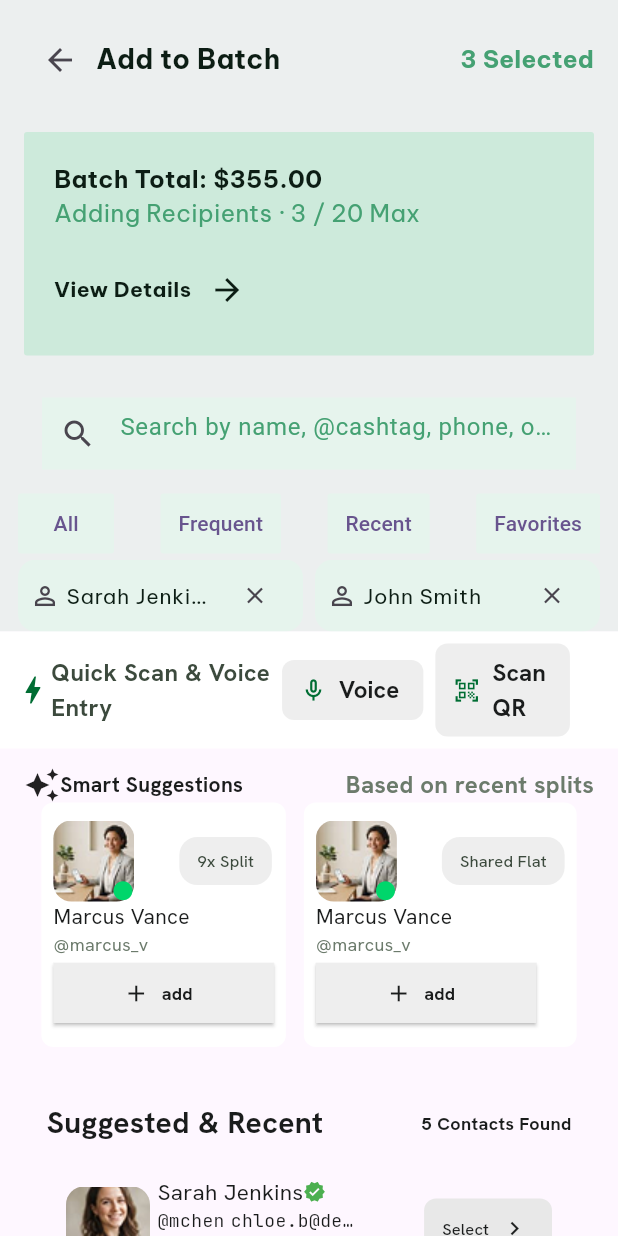
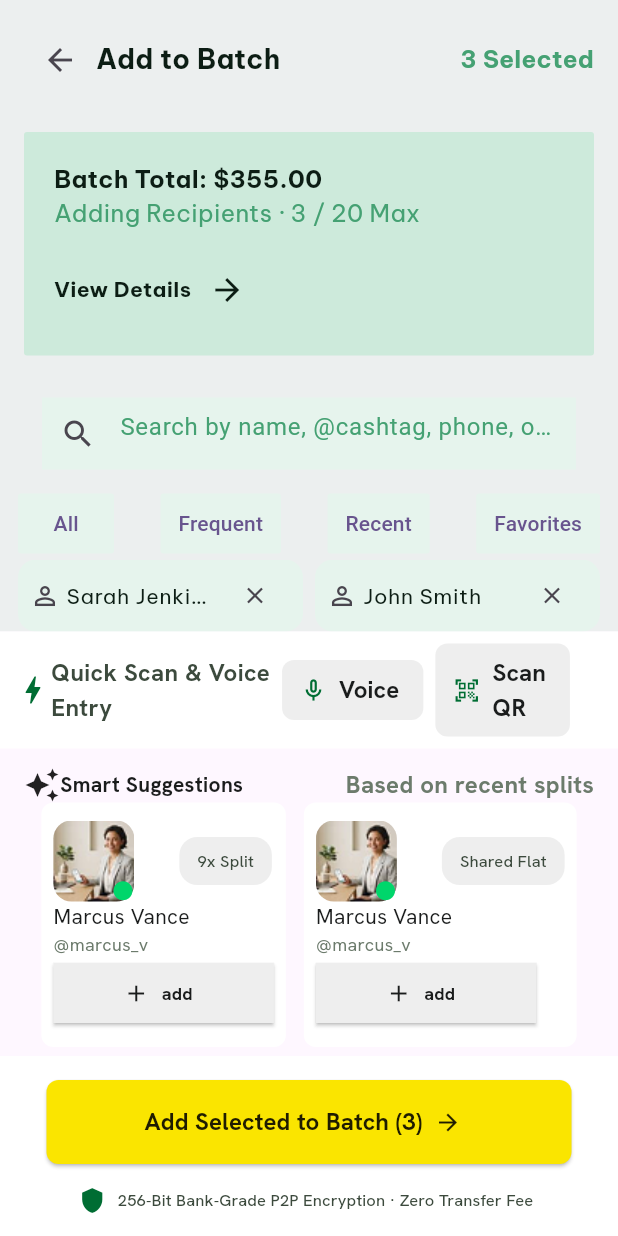
Before and after one commit to aduboakye/CashConnect, a Flutter app: the screen it shows after launch, on a phone screen of 412 x 824 dp. Run offline on Flutter 3.47's test engine with Material 3 defaults, Android fonts, the phone set to English and light mode, and no system bars; our stand-ins replace animated_text_kit, dotted_border, fl_chart, google_fonts, shimmer, zoom_tap_animation; missing offline and left inert: animate_text, blinking_border, drawing_animation_plus, flutter_shaders_ui, glow_effects, pretty_animated_text.

Commit message:
updated cashpay add  Batchtransfer members

```diff
--- a/lib/TransferPage/add_BatchTransfer.dart
+++ b/lib/TransferPage/add_BatchTransfer.dart
@@ -32,12 +32,12 @@ class _AddBatchtransferState extends State<AddBatchtransfer> {
         width: 350,
         // height: 200,
         padding: EdgeInsetsGeometry.symmetric(vertical: 12, horizontal: 12),
-        decoration: BoxDecoration(
+        /* decoration: BoxDecoration(
           border: Border.all(
             color: isSelected ? const Color(0xFF006D33) : Colors.transparent,
           ),
           borderRadius: BorderRadius.circular(12),
-        ),
+        ),*/
         child: Row(
           mainAxisAlignment: MainAxisAlignment.start,
 
@@ -49,9 +49,37 @@ class _AddBatchtransferState extends State<AddBatchtransfer> {
                   mainAxisSize: MainAxisSize.min,
                   crossAxisAlignment: CrossAxisAlignment.center,
                   children: [
+                    Container(
+                      decoration: BoxDecoration(
+                        border: Border.all(
+                          color: isSelected
+                              ? const Color(0xFF006D33)
+                              : Colors.transparent,
+                        ),
+                        borderRadius: BorderRadius.circular(12),
+                      ),
+                      child: Stack(
+                        children: [
                           ClipRRect(
                             borderRadius: BorderRadiusGeometry.circular(12),
                             child: Image.asset(image),
+                          ),
+                          Positioned(
+                            bottom: 0,
+                            right: 0,
+                            child: Icon(
+                              isSelected
+                                  ? Icons.check_circle
+                                  : Icons.circle,
+                              size: 20,
+                              color: isSelected
+                                  ? Color(0xFF00D66B)
+                                  : Color(0xFFC6C6C6),
+                            ),
+                          ),
+
+                        ],
+                      ),
                     ),
                     SizedBox(width: 5),
                     Flexible(
@@ -125,26 +153,23 @@ class _AddBatchtransferState extends State<AddBatchtransfer> {
             SizedBox(width: 10),
             TextButton.icon(
               onPressed: onTap,
-              style: IconButton.styleFrom(
+              style: TextButton.styleFrom(
                 backgroundColor: isSelected
-                    ? const Color(0xFF006D33)
-                    : const Color(0xFFE8E8E8),
+                    ? Color(0xFF006D33)
+                    : Color(0xFFE8E8E8),
                 foregroundColor: isSelected
-                    ? Color(0xFF1A1C1C) //Colors.white
-                    : const Color(0xFF1A1C1C),
+                    ? Colors.white
+                    : Color(0xFF1A1C1C),
                 shape: RoundedRectangleBorder(
-                  borderRadius: BorderRadiusGeometry.circular(8),
+                  borderRadius: BorderRadius.circular(8),
                 ),
               ),
+              icon: Icon(
+                isSelected ? Icons.check : Icons.add,
+              ),
               label: Text(
-                isSelected ? 'Selected' : 'Select',
-                style: GoogleFonts.hankenGrotesk(
-                  fontSize: 11,
-                  color: Color(0xFF1A1C1C),
+                isSelected ? 'Added' : 'Add',
               ),
-              ),
-              icon: isSelected ? Icon(Icons.check) : Icon(Icons.chevron_right),
-              iconAlignment: IconAlignment.end,
             ),
           ],
         ),
@@ -301,6 +326,48 @@ class _AddBatchtransferState extends State<AddBatchtransfer> {
   @override
   Widget build(BuildContext context) {
     return Scaffold(
+      bottomNavigationBar: SafeArea(
+        child: Container(
+          height: 120,
+          padding: EdgeInsets.only(right: 16, left: 16, top: 16),
+          decoration: BoxDecoration(color: Color(0xFFFFFFFF)),
+          child: Column(
+            children: [
+              ElevatedButton.icon(
+                onPressed: () {},
+                icon: Icon(Icons.arrow_forward, color: Color(0xFF1F1C00)),
+                iconAlignment: IconAlignment.end,
+                style: ElevatedButton.styleFrom(
+                  fixedSize: Size(350, 56),
+                  backgroundColor: Color(0xFFFAE500),
+                  shape: RoundedRectangleBorder(
+                    borderRadius: BorderRadius.circular(8),
+                  ),
+                ),
+                label: Text(
+                  r'Add Selected to Batch (3)',
+                  style: GoogleFonts.hankenGrotesk(
+                    color: Color(0xFF1F1C00),
+                    fontSize: 16,
+                    fontWeight: FontWeight.bold,
+                  ),
+                ),
+              ),
+              TextButton.icon(
+                onPressed: () {},
+                icon: Icon(Icons.shield, color: Color(0xFF006D33)),
+                label: Text(
+                  '256-Bit Bank-Grade P2P Encryption · Zero Transfer Fee',
+                  style: GoogleFonts.hankenGrotesk(
+                    fontSize: 11,
+                    color: Color(0xFF3C4A3D),
+                  ),
+                ),
+              ),
+            ],
+          ),
+        ),
+      ),
       body: SafeArea(
         child: SingleChildScrollView(
           child: Column(
@@ -580,7 +647,7 @@ class _AddBatchtransferState extends State<AddBatchtransfer> {
                       mainAxisAlignment: MainAxisAlignment.spaceBetween,
                       children: [
                         Text(
-                          'Suggested & Recent',
+                          'Recent Contacts',
                           style: GoogleFonts.hankenGrotesk(
                             fontSize: 20,
                             fontWeight: FontWeight.bold,
@@ -588,11 +655,11 @@ class _AddBatchtransferState extends State<AddBatchtransfer> {
                           ),
                         ),
                         Text(
-                          '5 Contacts Found',
+                          'See All (14)',
                           style: GoogleFonts.hankenGrotesk(
-                            fontSize: 12,
+                            fontSize: 16,
                             fontWeight: FontWeight.bold,
-                            color: Color(0xFF1A1C1C),
+                            color: Color(0xFF006D33),
                           ),
                         ),
                       ],
@@ -606,10 +673,15 @@ class _AddBatchtransferState extends State<AddBatchtransfer> {
                       icon: Icons.verified,
                       subtitle1: 'chloe.b@design.io',
                       isSelected: selectedMember == 0,
+                      // First member
+
                       onTap: () {
-                        setState(() => selectedMember = 0);
+                        setState(() {
+                          selectedMember = selectedMember == 0 ? null : 0;
                           selectedcashpayMember = null;
-                        selectedRecipientName = 'Sarah';
+                          selectedRecipientName =
+                          selectedMember == 0 ? 'Sarah' : null;
+                        });
                       },
                     ),
                     recent(
@@ -619,11 +691,15 @@ class _AddBatchtransferState extends State<AddBatchtransfer> {
                       image: 'images/cashpaym1.png',
                       icon: Icons.verified,
                       subtitle1: 'chloe.b@design.io',
+                        // Second member
                         isSelected: selectedMember == 2,
                         onTap: () {
-                        setState(() => selectedMember = 2);
+                          setState(() {
+                            selectedMember = selectedMember == 2 ? null : 2;
                             selectedcashpayMember = null;
-                        selectedRecipientName = 'Sarah';
+                            selectedRecipientName =
+                            selectedMember == 2 ? 'Sarah' : null;
+                          });
                         },
                     ),
                     recent(
@@ -633,11 +709,15 @@ class _AddBatchtransferState extends State<AddBatchtransfer> {
                       image: 'images/cashpaym1.png',
                       icon: Icons.verified,
                       subtitle1: 'chloe.b@design.io',
+                      // Third member
                       isSelected: selectedMember == 1,
                       onTap: () {
-                        setState(() => selectedMember = 1);
+                        setState(() {
+                          selectedMember = selectedMember == 1 ? null : 1;
                           selectedcashpayMember = null;
-                        selectedRecipientName = 'Sarah';
+                          selectedRecipientName =
+                          selectedMember == 1 ? 'Sarah' : null;
+                        });
                       },
                     ),
                     recent(
@@ -647,11 +727,15 @@ class _AddBatchtransferState extends State<AddBatchtransfer> {
                       image: 'images/cashpaym1.png',
                       icon: Icons.verified,
                       subtitle1: 'chloe.b@design.io',
+                      // Fourth member
                       isSelected: selectedMember == 3,
                       onTap: () {
-                        setState(() => selectedMember = 3);
+                        setState(() {
+                          selectedMember = selectedMember == 3 ? null : 3;
                           selectedcashpayMember = null;
-                        selectedRecipientName = 'Sarah';
+                          selectedRecipientName =
+                          selectedMember == 3 ? 'Sarah' : null;
+                        });
                       },
                     ),
                   ],
@@ -681,7 +765,10 @@ class _AddBatchtransferState extends State<AddBatchtransfer> {
                               color: Color(0xFFEEEEEE),
                               borderRadius: BorderRadius.circular(8),
                             ),
-                            child:  Icon(Icons.person_add_alt,color: Color(0xFF006D33),),
+                            child: Icon(
+                              Icons.person_add_alt,
+                              color: Color(0xFF006D33),
+                            ),
                           ),
                           SizedBox(width: 5),
                           Column(
@@ -722,7 +809,7 @@ class _AddBatchtransferState extends State<AddBatchtransfer> {
                           child: Row(
                             mainAxisAlignment: MainAxisAlignment.center,
                             children: [
-                              Icon(Icons.add_call,color: Color(0xFF006D33),),
+                              Icon(Icons.add_call, color: Color(0xFF006D33)),
                               Text(
                                 '+ Enter Mobile Number or Email',
                                 style: GoogleFonts.hankenGrotesk(
@@ -735,14 +822,17 @@ class _AddBatchtransferState extends State<AddBatchtransfer> {
                           ),
                         ),
                       ),
-                      SizedBox(height: 12,),
+                      SizedBox(height: 12),
                       Container(
                         width: 322,
                         height: 48,
-                        padding: EdgeInsets.symmetric(horizontal: 8,vertical: 8),
+                        padding: EdgeInsets.symmetric(
+                          horizontal: 8,
+                          vertical: 8,
+                        ),
                         decoration: BoxDecoration(
                           color: Color(0xFFF3F3F4),
-                          borderRadius: BorderRadius.circular(4)
+                          borderRadius: BorderRadius.circular(4),
                         ),
                         alignment: Alignment.center,
                         child: Row(
@@ -752,7 +842,7 @@ class _AddBatchtransferState extends State<AddBatchtransfer> {
                             Container(
                               child: Row(
                                 children: [
-                                  Icon(Icons.link,color: Color(0xFF6C7B6C),),
+                                  Icon(Icons.link, color: Color(0xFF6C7B6C)),
                                   Text(
                                     'cashpay.me/invite/batch-join',
                                     style: GoogleFonts.hankenGrotesk(
@@ -764,16 +854,21 @@ class _AddBatchtransferState extends State<AddBatchtransfer> {
                                 ],
                               ),
                             ),
-                            TextButton.icon(onPressed: (){},
-                              icon: Icon(Icons.content_copy_outlined,color: Color(0xFF006D33),),
-                              label:Text(
+                            TextButton.icon(
+                              onPressed: () {},
+                              icon: Icon(
+                                Icons.content_copy_outlined,
+                                color: Color(0xFF006D33),
+                              ),
+                              label: Text(
                                 'Copy',
                                 style: GoogleFonts.hankenGrotesk(
                                   color: Color(0xFF006D33),
                                   fontSize: 12,
                                   fontWeight: FontWeight.bold,
                                 ),
-                            ),)
+                              ),
+                            ),
                           ],
                         ),
                       ),
```
Lines whose indentation alone changed are shown as unchanged.
